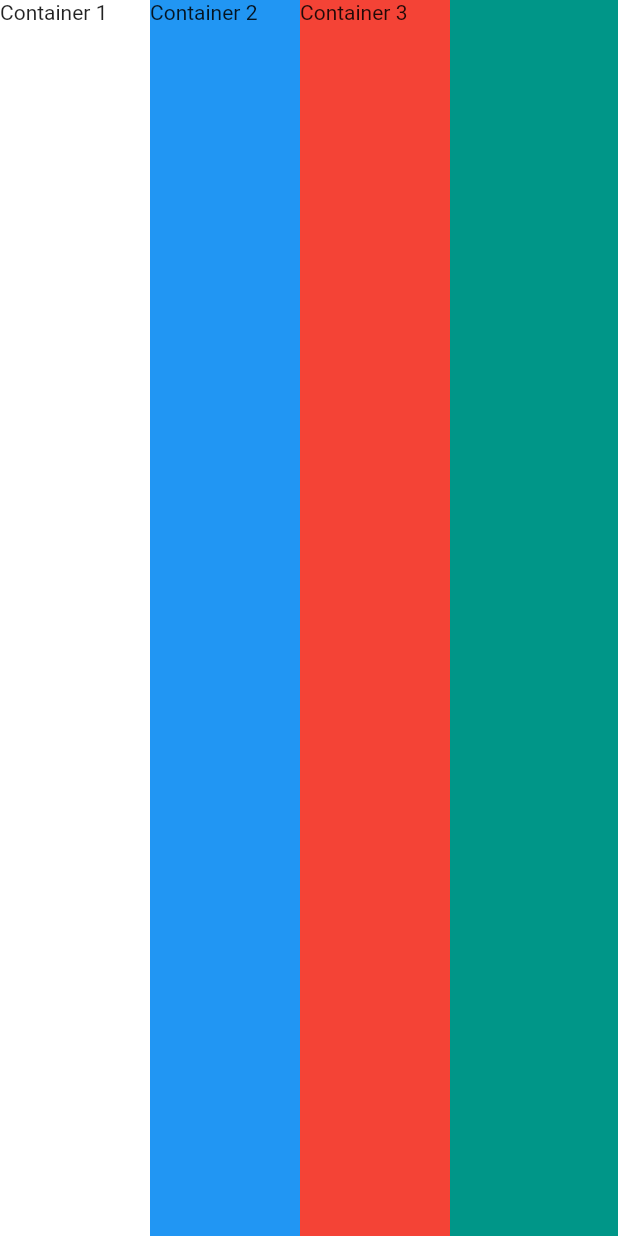
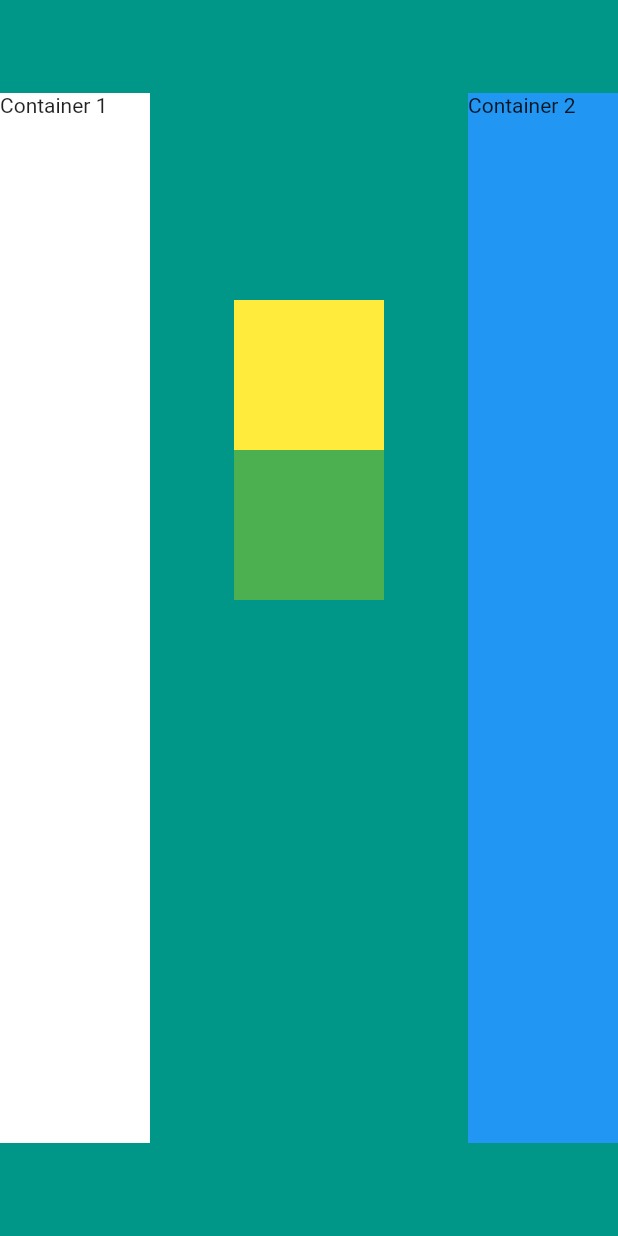
Before and after one commit to RNgugi/Mi-Card, a Flutter app: the screen it shows after launch, on a phone screen of 412 x 824 dp. Run offline on Flutter 3.47's test engine with Material 2 defaults, Android fonts, the phone set to English and light mode, and no system bars.

Commit message:
Challenge Complete!

```diff
--- a/lib/main.dart
+++ b/lib/main.dart
@@ -12,25 +12,34 @@ class MyApp extends StatelessWidget {
         backgroundColor: Colors.teal,
         body: SafeArea(
           child: Row(
-            crossAxisAlignment: CrossAxisAlignment.stretch,
+            mainAxisAlignment: MainAxisAlignment.spaceBetween,
             children: <Widget>[
               Container(
-                height: 100.0,
+                height: 700.0,
                 width: 100.0,
                 color: Colors.white,
                 child: Text('Container 1'),
               ),
-              Container(
-                width: 100.0,
-                height: 100.0,
-                color: Colors.blue,
-                child: Text('Container 2'),
+              Column(
+                children: [
+                  Container(
+                    margin: EdgeInsets.only(top: 200.0),
+                    width: 100.0,
+                    height: 100.0,
+                    color: Colors.yellow,
+                  ),
+                  Container(
+                    width: 100.0,
+                    height: 100.0,
+                    color: Colors.green,
+                  )
+                ],
               ),
               Container(
                 width: 100.0,
-                height: 100.0,
-                color: Colors.red,
-                child: Text('Container 3'),
+                height: 700.0,
+                color: Colors.blue,
+                child: Text('Container 2'),
               ),
             ],
           ),
```
